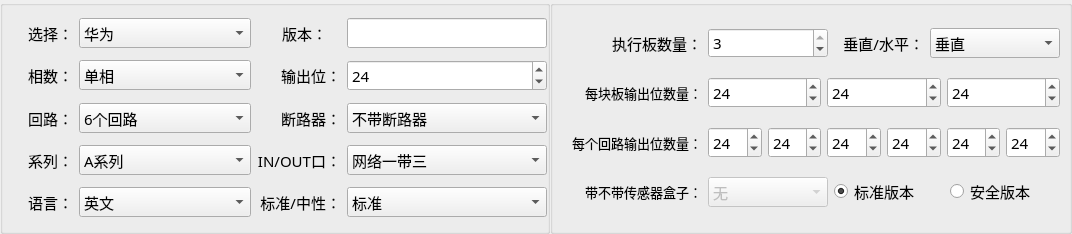
Above: PDU-Settings/home/home_mpduparamwid.ui from ChinaClever/PDU-Settings before the change. Below: the same form after it.
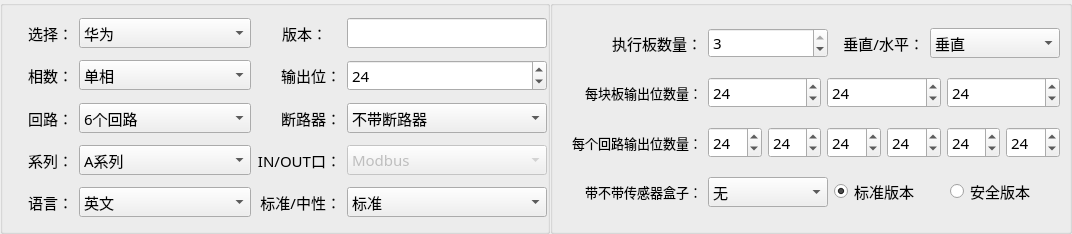
That is the form after the change.

Commit message: 改变默认值

```diff
--- a/PDU-Settings/home/home_mpduparamwid.ui
+++ b/PDU-Settings/home/home_mpduparamwid.ui
@@ -428,12 +428,18 @@
       </item>
       <item row="3" column="3">
        <widget class="QComboBox" name="modbusBox">
+        <property name="enabled">
+         <bool>false</bool>
+        </property>
         <property name="minimumSize">
          <size>
           <width>0</width>
           <height>30</height>
          </size>
         </property>
+        <property name="currentIndex">
+         <number>1</number>
+        </property>
         <item>
          <property name="text">
           <string>网络一带三</string>
@@ -894,7 +900,7 @@
         <item>
          <widget class="QComboBox" name="envBox">
           <property name="enabled">
-           <bool>false</bool>
+           <bool>true</bool>
           </property>
           <property name="minimumSize">
            <size>
```
The commit also changes 1 other file.
